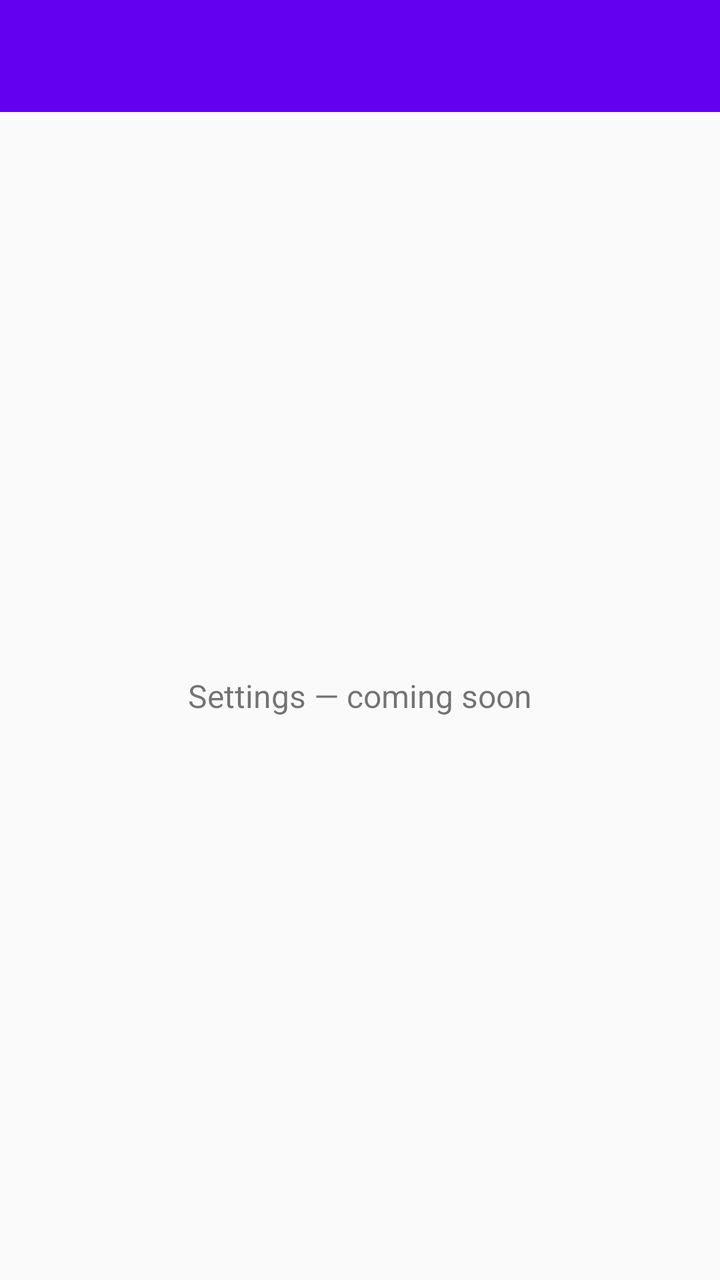
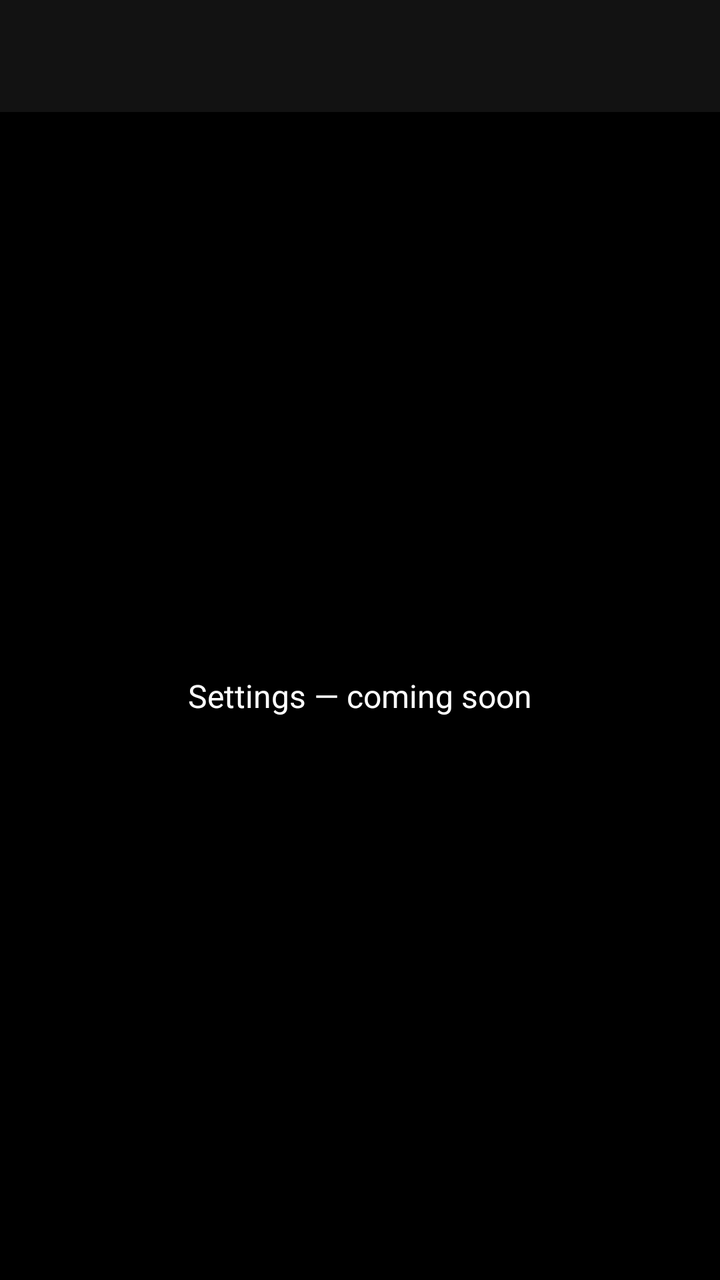

The first picture is an Android layout as it rendered before a commit; the second is the same layout after the commit. The layout source and the unified diff follow.
<!-- AndroidManifest.xml: application theme Theme.OutlookOtpFetcher -->
<!-- res/layout/activity_settings.xml -->
<?xml version="1.0" encoding="utf-8"?>
<LinearLayout xmlns:android="http://schemas.android.com/apk/res/android"
    xmlns:app="http://schemas.android.com/apk/res-auto"
    android:layout_width="match_parent"
    android:layout_height="match_parent"
    android:orientation="vertical">

    <androidx.appcompat.widget.Toolbar
        android:id="@+id/toolbar"
        android:layout_width="match_parent"
        android:layout_height="?attr/actionBarSize"
        android:background="?attr/colorPrimary"
        app:popupTheme="@style/ThemeOverlay.AppCompat.Light" />

    <FrameLayout
        android:layout_width="match_parent"
        android:layout_height="match_parent">

        <TextView
            android:layout_width="wrap_content"
            android:layout_height="wrap_content"
            android:layout_gravity="center"
            android:text="Settings — coming soon"
            android:textSize="16sp" />
    </FrameLayout>

</LinearLayout>
<!-- resources referenced by this layout -->
<resources>
  <style name="Theme.OutlookOtpFetcher" parent="Theme.AppCompat.Light.NoActionBar">
          <item name="colorPrimary">@color/purple_500</item>
      </style>
  <color name="purple_500">#6200EE</color>
</resources>

<!-- the commit's change to res/layout/activity_settings.xml (unified diff, before → after) -->
@@ -3,13 +3,14 @@
     xmlns:app="http://schemas.android.com/apk/res-auto"
     android:layout_width="match_parent"
     android:layout_height="match_parent"
+    android:background="@color/background"
     android:orientation="vertical">
 
     <androidx.appcompat.widget.Toolbar
         android:id="@+id/toolbar"
         android:layout_width="match_parent"
         android:layout_height="?attr/actionBarSize"
-        android:background="?attr/colorPrimary"
+        android:background="@color/surface"
         app:popupTheme="@style/ThemeOverlay.AppCompat.Light" />
 
     <FrameLayout
@@ -21,6 +22,7 @@
             android:layout_height="wrap_content"
             android:layout_gravity="center"
             android:text="Settings — coming soon"
+            android:textColor="@color/text_primary"
             android:textSize="16sp" />
     </FrameLayout>
 
<!-- resource entries referenced after the edit -->
@@ -1,7 +1,14 @@
 <!-- resources referenced by this layout -->
 <resources>
-  <style name="Theme.OutlookOtpFetcher" parent="Theme.AppCompat.Light.NoActionBar">
-          <item name="colorPrimary">@color/purple_500</item>
+  <color name="background">#000000</color>
+  <color name="surface">#121212</color>
+  <color name="text_primary">#FFFFFF</color>
+  <style name="Theme.OutlookOtpFetcher" parent="Theme.AppCompat.NoActionBar">
+          <item name="colorPrimary">@color/surface</item>
+          <item name="colorAccent">@color/purple_500</item>
+          <item name="android:windowBackground">@color/background</item>
+          <item name="android:statusBarColor">@color/background</item>
+          <item name="android:navigationBarColor">@color/background</item>
       </style>
   <color name="purple_500">#6200EE</color>
 </resources>
